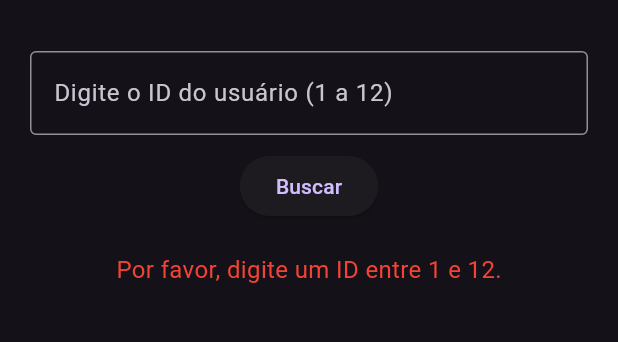
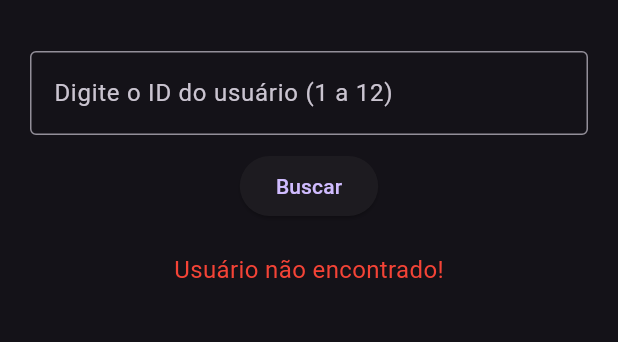
Before and after one commit to KiuryMariano/apiperfil, a Flutter app: the screen it shows after launch, after a tap on "Buscar", on a phone screen of 412 x 824 dp, the part 63-405 px from its top. Run offline on Flutter 3.47's test engine with Material 3 defaults, Android fonts, the phone set to English and light mode, and no system bars.

Commit message:
fix: update error message for user search to indicate user not found

```diff
--- a/lib/main.dart
+++ b/lib/main.dart
@@ -46,7 +46,7 @@ class _UserSearchPageState extends State<UserSearchPage> {
         int.parse(id) < 1 ||
         int.parse(id) > 12) {
       setState(() {
-        _errorMessage = 'Por favor, digite um ID entre 1 e 12.';
+        _errorMessage = 'Usuário não encontrado!';
         _isLoading = false;
       });
       return;
```
